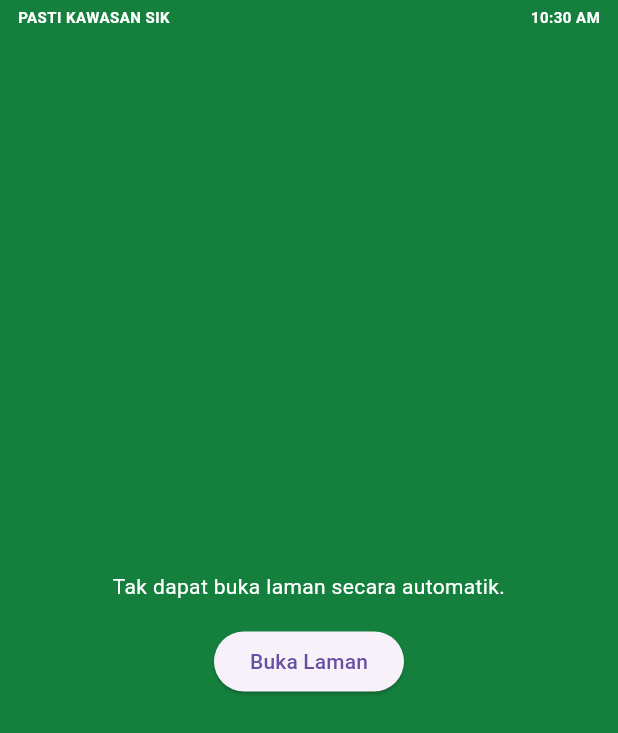
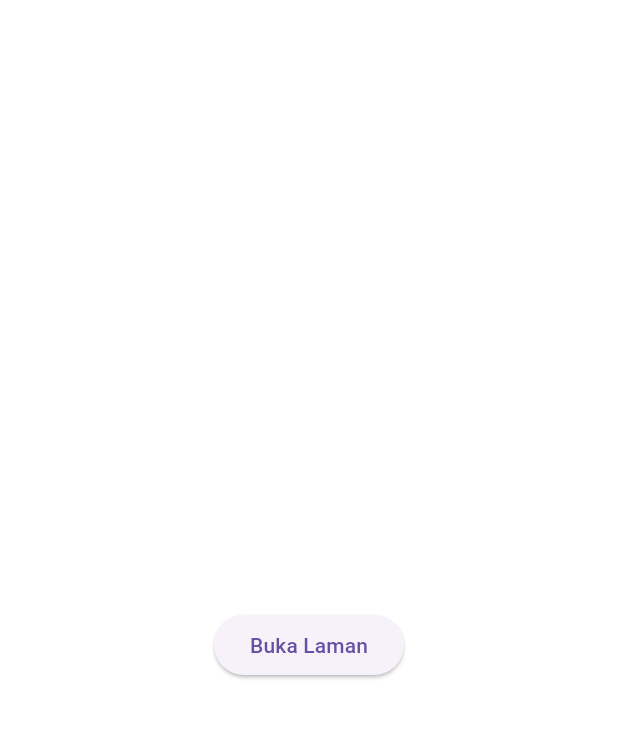
Before and after one commit to shukrisenawi/fl_pasti, a Flutter app: the WebRedirectScreen screen opened directly, on a phone screen of 412 x 824 dp. Shown: the top 733 px of the screen. Run offline on Flutter 3.47's test engine with Material 3 defaults, Android fonts, the phone set to English and light mode, and no system bars; our stand-ins replace webview_flutter; missing offline and left inert: dart:html.

Commit message:
Kemas paparan aplikasi

```diff
--- a/lib/main.dart
+++ b/lib/main.dart
@@ -1,6 +1,5 @@
 import 'package:flutter/foundation.dart';
 import 'package:flutter/material.dart';
-import 'package:flutter/services.dart';
 import 'package:webview_flutter/webview_flutter.dart';
 
 import 'web_redirect_stub.dart'
@@ -8,19 +7,10 @@ import 'web_redirect_stub.dart'
 
 const String kAppTitle = 'PASTI SIK';
 const String kInitialUrl = 'https://pastikawasansik.my.id';
-const String kFrameTitle = 'PASTI KAWASAN SIK';
-const Color kFrameColor = Color(0xFF15803D);
 
 Future<void> main() async {
   WidgetsFlutterBinding.ensureInitialized();
-  await _enableFullscreenMode();
   runApp(const PastiApp());
-}
-
-Future<void> _enableFullscreenMode() {
-  return SystemChrome.setEnabledSystemUIMode(
-    SystemUiMode.immersiveSticky,
-  );
 }
 
 class PastiApp extends StatelessWidget {
@@ -32,7 +22,7 @@ class PastiApp extends StatelessWidget {
       debugShowCheckedModeBanner: false,
       title: kAppTitle,
       theme: ThemeData(
-        scaffoldBackgroundColor: kFrameColor,
+        scaffoldBackgroundColor: Colors.white,
       ),
       home: kIsWeb ? const WebRedirectScreen() : const WebAppScreen(),
     );
@@ -103,15 +93,13 @@ class WebAppScreen extends StatefulWidget {
   State<WebAppScreen> createState() => _WebAppScreenState();
 }
 
-class _WebAppScreenState extends State<WebAppScreen>
-    with WidgetsBindingObserver {
+class _WebAppScreenState extends State<WebAppScreen> {
   late final WebViewController _controller;
   bool _isLoading = true;
 
   @override
   void initState() {
     super.initState();
-    WidgetsBinding.instance.addObserver(this);
 
     _controller = WebViewController()
       ..setJavaScriptMode(JavaScriptMode.unrestricted)
@@ -131,24 +119,10 @@ class _WebAppScreenState extends State<WebAppScreen>
                 _isLoading = false;
               });
             }
-            _enableFullscreenMode();
           },
         ),
       )
       ..loadRequest(Uri.parse(kInitialUrl));
-  }
-
-  @override
-  void dispose() {
-    WidgetsBinding.instance.removeObserver(this);
-    super.dispose();
-  }
-
-  @override
-  void didChangeAppLifecycleState(AppLifecycleState state) {
-    if (state == AppLifecycleState.resumed) {
-      _enableFullscreenMode();
-    }
   }
 
   Future<bool> _handleBackPressed() async {
@@ -185,99 +159,10 @@ class _FrameScaffold extends StatelessWidget {
 
   @override
   Widget build(BuildContext context) {
-    final padding = MediaQuery.of(context).padding;
-    final headerHeight = padding.top > 0 ? padding.top : 22.0;
-
     return Scaffold(
-      body: Stack(
-        children: [
-          Positioned(
-            top: 0,
-            left: 12,
-            right: 12,
-            child: SizedBox(
-              height: headerHeight,
-              child: const _FrameHeader(),
-            ),
-          ),
-          Positioned.fill(
-            child: Padding(
-              padding: EdgeInsets.only(top: headerHeight),
-              child: SafeArea(
-                top: false,
-                child: child,
-              ),
-            ),
-          ),
-        ],
+      body: SafeArea(
+        child: child,
       ),
-    );
-  }
-}
-
-class _FrameHeader extends StatefulWidget {
-  const _FrameHeader();
-
-  @override
-  State<_FrameHeader> createState() => _FrameHeaderState();
-}
-
-class _FrameHeaderState extends State<_FrameHeader> {
-  late DateTime _now;
-
-  @override
-  void initState() {
-    super.initState();
-    _now = DateTime.now();
-    _scheduleNextTick();
-  }
-
-  void _scheduleNextTick() {
-    Future<void>.delayed(const Duration(seconds: 1), () {
-      if (!mounted) {
-        return;
-      }
-
-      setState(() {
-        _now = DateTime.now();
-      });
-
-      _scheduleNextTick();
-    });
-  }
-
-  String _formatTime(DateTime time) {
-    final hour = time.hour % 12 == 0 ? 12 : time.hour % 12;
-    final minute = time.minute.toString().padLeft(2, '0');
-    final period = time.hour >= 12 ? 'PM' : 'AM';
-    return '$hour:$minute $period';
-  }
-
-  @override
-  Widget build(BuildContext context) {
-    const headerStyle = TextStyle(
-      color: Colors.white,
-      fontSize: 10,
-      fontWeight: FontWeight.w600,
-      letterSpacing: 0.3,
-    );
-
-    return Row(
-      crossAxisAlignment: CrossAxisAlignment.center,
-      children: [
-        const Expanded(
-          child: Text(
-            kFrameTitle,
-            maxLines: 1,
-            overflow: TextOverflow.ellipsis,
-            style: headerStyle,
-          ),
-        ),
-        Text(
-          _formatTime(_now),
-          style: headerStyle,
-        ),
-      ],
     );
   }
 }
```
